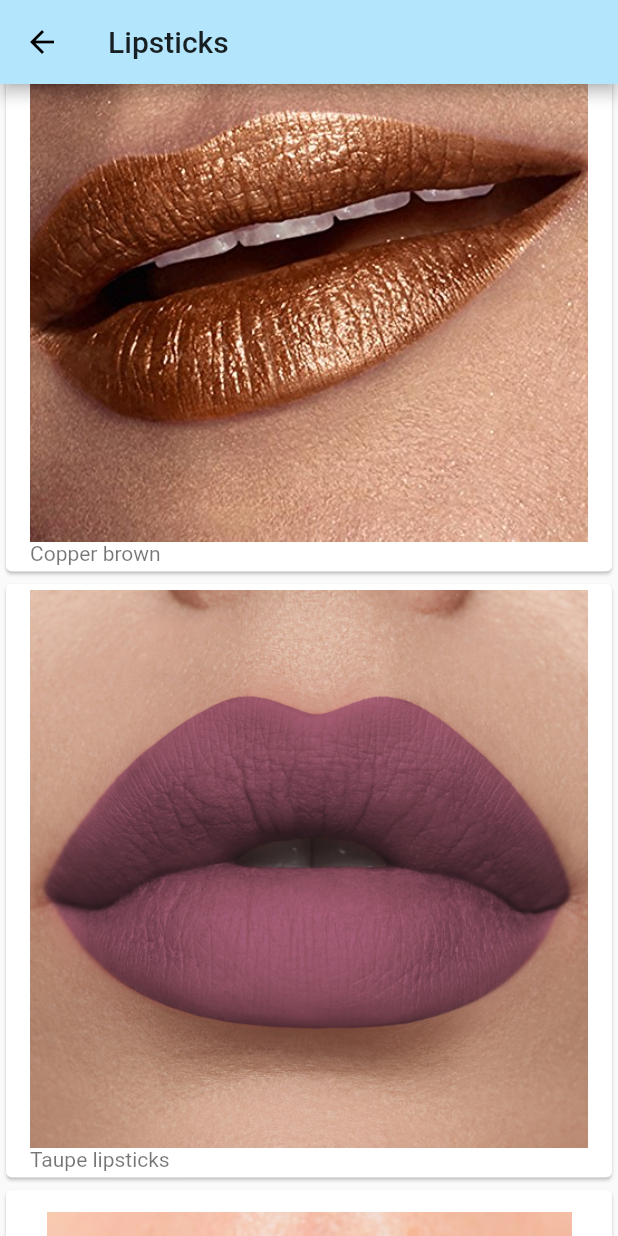
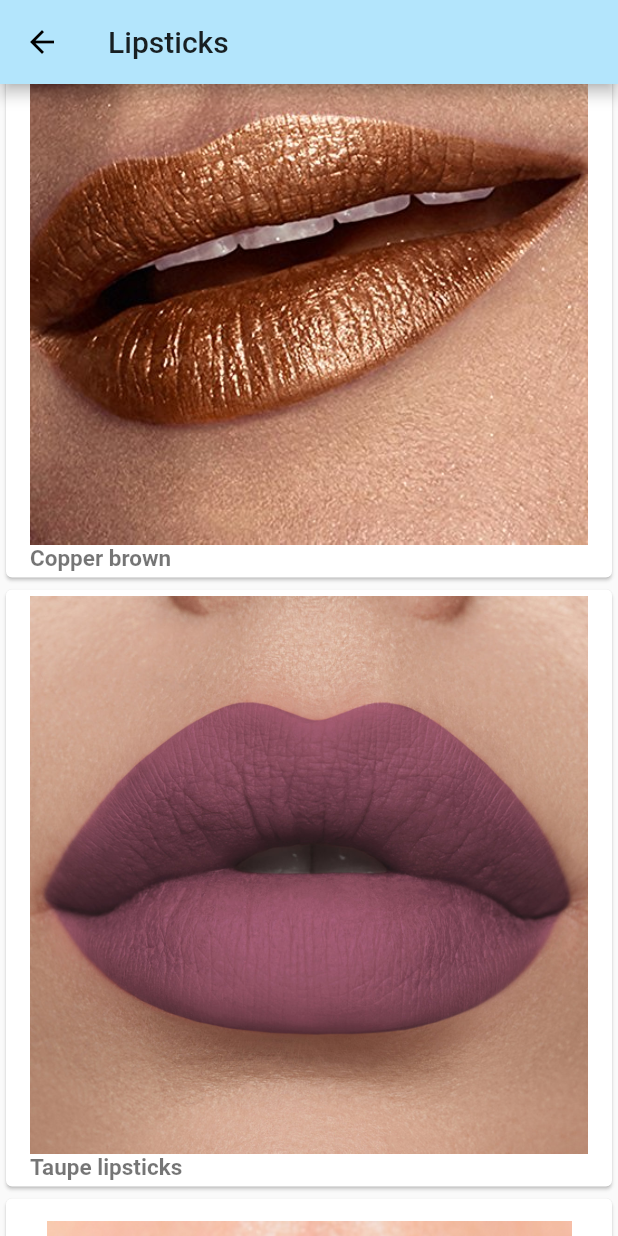
Before and after one commit to JosephineAkello/makeupBuddy, a Flutter app: the Lipsticks screen opened directly, scrolled down 576 dp, on a phone screen of 412 x 824 dp. Run offline on Flutter 3.47's test engine with Material 2 defaults, Android fonts, the phone set to English and light mode, and no system bars; missing offline and left inert: youtube_player.

Commit message:
change font size

```diff
--- a/lib/morescreens/lipsticks.dart
+++ b/lib/morescreens/lipsticks.dart
@@ -12,7 +12,7 @@ class Lipsticks extends StatelessWidget {
           SizedBox(
             height: 200,
             child: ListView(
-                //  physics: ClampingScrollPhysics(),
+                  physics: ClampingScrollPhysics(),
                 shrinkWrap: true,
                 scrollDirection: Axis.horizontal,
                 padding: EdgeInsets.only(
@@ -40,67 +40,67 @@ class Lipsticks extends StatelessWidget {
           Card(
             child: ListTile(
               title: Image.asset('assets/rosepink.jpg'),
-              subtitle: Text('Rose pink lipsticks'),
+              subtitle: Text('Rose pink lipsticks',style: TextStyle(fontSize: 15.0, fontWeight: FontWeight.bold),),
             ),
           ),
           Card(
             child: ListTile(
               title: Image.asset('assets/copperbrown.jpg'),
-              subtitle: Text('Copper brown'),
+              subtitle: Text('Copper brown',style: TextStyle(fontSize: 15.0, fontWeight: FontWeight.bold),),
             ),
           ),
           Card(
             child: ListTile(
               title: Image.asset('assets/taupelipsticks.jpg'),
-              subtitle: Text('Taupe lipsticks'),
+              subtitle: Text('Taupe lipsticks',style: TextStyle(fontSize: 15.0, fontWeight: FontWeight.bold),),
             ),
           ),
           Card(
             child: ListTile(
               title: Image.asset('assets/fuschialipsticks.jpg'),
-              subtitle: Text('Fuschia Lipsticks'),
+              subtitle: Text('Fuschia Lipsticks',style: TextStyle(fontSize: 15.0, fontWeight: FontWeight.bold),),
             ),
           ),
           Card(
             child: ListTile(
               title: Image.asset('assets/chocolatebrown.png'),
-              subtitle: Text('ChocolateBrown lipsticks'),
+              subtitle: Text('ChocolateBrown lipsticks',style: TextStyle(fontSize: 15.0, fontWeight: FontWeight.bold),),
             ),
           ),
           Card(
             child: ListTile(
               title: Image.asset('assets/peachlipsticks.jpg'),
-              subtitle: Text('Peach Lipsticks'),
+              subtitle: Text('Peach Lipsticks',style: TextStyle(fontSize: 15.0, fontWeight: FontWeight.bold),),
             ),
           ),
           Card(
             child: ListTile(
               title: Image.asset('assets/bronzelipsticks.jpg'),
-              subtitle: Text('Bronze Lipsticks'),
+              subtitle: Text('Bronze Lipsticks',style: TextStyle(fontSize: 15.0, fontWeight: FontWeight.bold),),
             ),
           ),
           Card(
             child: ListTile(
               title: Image.asset('assets/magentalipsticks.jpg'),
-              subtitle: Text('Magenta Lipsticks'),
+              subtitle: Text('Magenta Lipsticks',style: TextStyle(fontSize: 15.0, fontWeight: FontWeight.bold),),
             ),
           ),
           Card(
             child: ListTile(
               title: Image.asset('assets/nudelipsticks.jpeg'),
-              subtitle: Text('Nude Lipsticks'),
+              subtitle: Text('Nude Lipsticks',style: TextStyle(fontSize: 15.0, fontWeight: FontWeight.bold),),
             ),
           ),
           Card(
             child: ListTile(
               title: Image.asset('assets/redlipsticks.jpg'),
-              subtitle: Text('Red Lipsticks'),
+              subtitle: Text('Red Lipsticks',style: TextStyle(fontSize: 15.0, fontWeight: FontWeight.bold),),
             ),
           ),
           Card(
             child: ListTile(
               title: Image.asset('assets/funnylips.jpg'),
-              subtitle: Text('Crazy look'),
+              subtitle: Text('Crazy look',style: TextStyle(fontSize: 15.0, fontWeight: FontWeight.bold),),
             ),
           ),
         ])));
```
